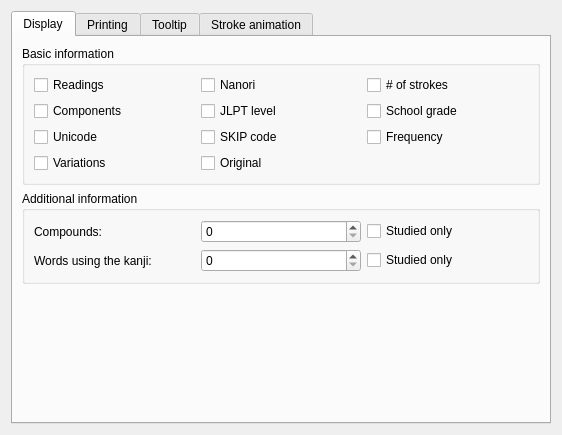
Above: src/gui/kanjidic2/Kanjidic2Preferences.ui from Gnurou/tagainijisho before the change. Below: the same form after it.
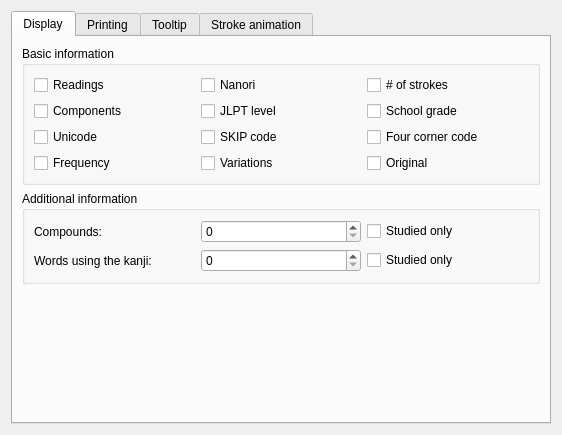
That is the form after the change. Icons and pictures are not drawn.

Commit message: Added basic 4 corner lookup

The edit to the form file:
```diff
--- a/src/gui/kanjidic2/Kanjidic2Preferences.ui
+++ b/src/gui/kanjidic2/Kanjidic2Preferences.ui
@@ -44,20 +44,6 @@
             </property>
            </widget>
           </item>
-          <item row="3" column="0">
-           <widget class="QCheckBox" name="showVariations">
-            <property name="text">
-             <string>Variations</string>
-            </property>
-           </widget>
-          </item>
-          <item row="3" column="1">
-           <widget class="QCheckBox" name="showVariationOf">
-            <property name="text">
-             <string>Original</string>
-            </property>
-           </widget>
-          </item>
           <item row="2" column="1">
            <widget class="QCheckBox" name="showSKIP">
             <property name="text">
@@ -65,13 +51,6 @@
             </property>
            </widget>
           </item>
-          <item row="2" column="2">
-           <widget class="QCheckBox" name="showFrequency">
-            <property name="text">
-             <string>Frequency</string>
-            </property>
-           </widget>
-          </item>
           <item row="1" column="2">
            <widget class="QCheckBox" name="showGrade">
             <property name="text">
@@ -107,6 +86,34 @@
             </property>
            </widget>
           </item>
+          <item row="3" column="2">
+           <widget class="QCheckBox" name="showVariationOf">
+            <property name="text">
+             <string>Original</string>
+            </property>
+           </widget>
+          </item>
+          <item row="3" column="1">
+           <widget class="QCheckBox" name="showVariations">
+            <property name="text">
+             <string>Variations</string>
+            </property>
+           </widget>
+          </item>
+          <item row="3" column="0">
+           <widget class="QCheckBox" name="showFrequency">
+            <property name="text">
+             <string>Frequency</string>
+            </property>
+           </widget>
+          </item>
+          <item row="2" column="2">
+           <widget class="QCheckBox" name="showFourCorner">
+            <property name="text">
+             <string>Four corner code</string>
+            </property>
+           </widget>
+          </item>
          </layout>
         </widget>
        </item>
```
Left out of the diff: 13 changed lines with no effect on the pictures. The commit also changes 11 other files.
